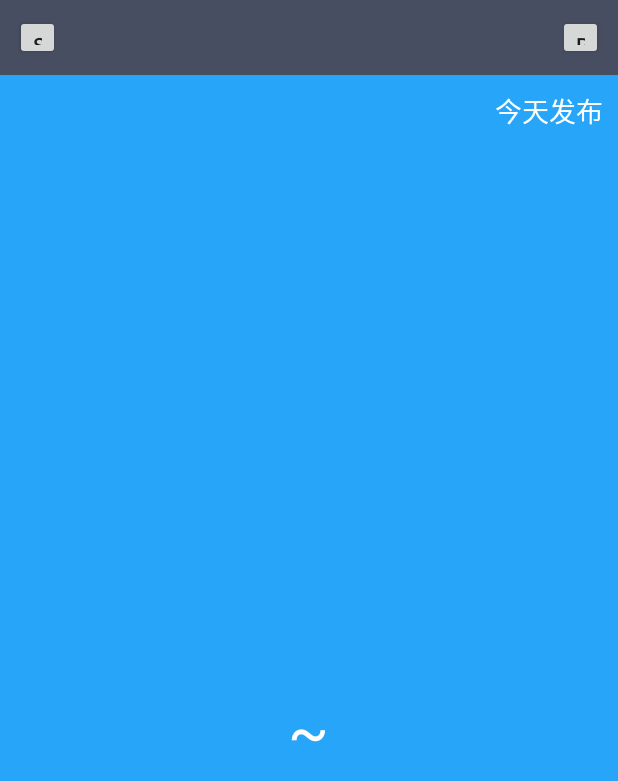
After one commit to tanaiquan/CoolWeather, an Android app: the WeatherActivity screen opened directly, with no data from a screen before it, on a phone screen of 412 x 824 dp. The commit adds this screen. Shown: the top 781 px of the screen. Run offline under Robolectric (Android 15) with nearby library versions, the phone set to English and light mode, and no system bars.

Commit message:
完成代码理解

```diff
--- a/app/src/main/AndroidManifest.xml
+++ b/app/src/main/AndroidManifest.xml
@@ -16,6 +16,9 @@
                 <category android:name="android.intent.category.LAUNCHER" />
             </intent-filter>
         </activity>
+        <activity android:name=".activity.WeatherActivity"></activity>
+        <service android:name=".service.AutoUpdateService"></service>
+        <receiver android:name=".receiver.AutoUpdateReceiver"></receiver>
     </application>
 
     <uses-permission android:name="android.permission.INTERNET" />
--- /dev/null
+++ b/app/src/main/java/com/coolweather/app/activity/WeatherActivity.java
@@ -0,0 +1,192 @@
+package com.coolweather.app.activity;
+
+import android.app.Activity;
+import android.content.Intent;
+import android.content.SharedPreferences;
+import android.os.Bundle;
+import android.preference.PreferenceManager;
+import android.text.TextUtils;
+import android.view.View;
+import android.view.Window;
+import android.widget.Button;
+import android.widget.LinearLayout;
+import android.widget.TextView;
+
+import com.coolweather.app.R;
+import com.coolweather.app.service.AutoUpdateService;
+import com.coolweather.app.util.HttpCallbackListener;
+import com.coolweather.app.util.HttpUtil;
+import com.coolweather.app.util.Utility;
+
+/**
+ * Created by tanaq on 17-7-12.
+ */
+
+public class WeatherActivity extends Activity implements View.OnClickListener {
+    private LinearLayout weatherInfoLayout;
+    /**
+     * 用于显示城市名
+     */
+    private TextView cityNameText;
+    /**
+     * 用于显示发布时间
+     */
+    private TextView publishText;
+    /**
+     * 用于显示天气描述信息
+     */
+    private TextView weatherDespText;
+    /**
+     * 用于显示气温1
+     */
+    private TextView temp1Text;
+    /**
+     * 用于显示气温2
+     */
+    private TextView temp2Text;
+    /**
+     * 用于显示当前日期
+     */
+    private TextView currentDateText;
+    /**
+     * 切换城市按钮
+     */
+    private Button switchCity;
+    /**
+     * 更新天气按钮
+     */
+    private Button refreshWeather;
+
+    @Override
+    protected void onCreate(Bundle savedInstanceState) {
+        super.onCreate(savedInstanceState);
+        requestWindowFeature(Window.FEATURE_NO_TITLE);
+        setContentView(R.layout.weather_layout);
+        // 初始化各控件
+        weatherInfoLayout = (LinearLayout) findViewById(R.id.weather_info_layout);
+        cityNameText = (TextView) findViewById(R.id.city_name);
+
+        publishText = (TextView) findViewById(R.id.publish_text);
+        weatherDespText = (TextView) findViewById(R.id.weather_desp);
+        temp1Text = (TextView) findViewById(R.id.temp1);
+        temp2Text = (TextView) findViewById(R.id.temp2);
+        currentDateText = (TextView) findViewById(R.id.current_date);
+        switchCity = (Button) findViewById(R.id.switch_city);
+        refreshWeather = (Button) findViewById(R.id.refresh_weather);
+        String countyCode = getIntent().getStringExtra("county_code");
+        if (!TextUtils.isEmpty(countyCode)) {
+            // 有县级代号时就去查询天气
+            publishText.setText("同步中...");
+            weatherInfoLayout.setVisibility(View.INVISIBLE);
+            cityNameText.setVisibility(View.INVISIBLE);
+            queryWeatherCode(countyCode);
+        } else {
+            // 没有县级代号时就直接显示本地天气
+            showWeather();
+        }
+        switchCity.setOnClickListener(this);
+        refreshWeather.setOnClickListener(this);
+    }
+
+    @Override
+    public void onClick(View v) {
+        switch (v.getId()) {
+            case R.id.switch_city:
+                Intent intent = new Intent(this, ChooseAreaActivity.class);
+                intent.putExtra("from_weather_activity", true);
+                startActivity(intent);
+                finish();
+                break;
+            case R.id.refresh_weather:
+                publishText.setText("同步中...");
+                SharedPreferences prefs = PreferenceManager.
+                        getDefaultSharedPreferences(this);
+                String weatherCode = prefs.getString("weather_code", "");
+                if (!TextUtils.isEmpty(weatherCode)) {
+                    queryWeatherInfo(weatherCode);
+                }
+                break;
+            default:
+                break;
+        }
+    }
+    /**
+     * 查询县级代号所对应的天气代号。
+     */
+    private void queryWeatherCode(String countyCode) {
+        String address = "http://www.weather.com.cn/data/list3/city" +
+                countyCode + ".xml";
+        queryFromServer(address, "countyCode");
+    }
+    /**
+     * 查询天气代号所对应的天气。
+     */
+    private void queryWeatherInfo(String weatherCode) {
+        String address = "http://www.weather.com.cn/data/cityinfo/" +
+                weatherCode + ".html";
+        queryFromServer(address, "weatherCode");
+    }
+
+    /**
+     * 根据传入的地址和类型去向服务器查询天气代号或者天气信息。
+     */
+    private void queryFromServer(final String address, final String type) {
+        HttpUtil.sendHttpRequest(address, new HttpCallbackListener() {
+            @Override
+            public void onFinish(final String response) {
+                if ("countyCode".equals(type)) {
+                    if (!TextUtils.isEmpty(response)) {
+                        // 从服务器返回的数据中解析出天气代号
+                        String[] array = response.split("\\|");
+                        if (array != null && array.length == 2) {
+                            String weatherCode = array[1];
+                            queryWeatherInfo(weatherCode);
+                        }
+                    }
+                } else if ("weatherCode".equals(type)) {
+
+                    // 处理服务器返回的天气信息
+                    Utility.handleWeatherResponse(WeatherActivity.this,
+                            response);
+                    runOnUiThread(new Runnable() {
+                        @Override
+                        public void run() {
+                            showWeather();
+                        }
+                    });
+                }
+            }
+            @Override
+            public void onError(Exception e) {
+                runOnUiThread(new Runnable() {
+                    @Override
+                    public void run() {
+                        publishText.setText("同步失败");
+                    }
+                });
+            }
+        });
+    }
+    /**
+     * 从SharedPreferences文件中读取存储的天气信息,并显示到界面上。
+     */
+    private void showWeather() {
+        SharedPreferences prefs = PreferenceManager.
+                getDefaultSharedPreferences(this);
+        cityNameText.setText( prefs.getString("city_name", ""));
+        temp1Text.setText(prefs.getString("temp1", ""));
+        temp2Text.setText(prefs.getString("temp2", ""));
+        weatherDespText.setText(prefs.getString("weather_desp", ""));
+        publishText.setText("今天" + prefs.getString("publish_time", "") + "发布");
+        currentDateText.setText(prefs.getString("current_date", ""));
+        weatherInfoLayout.setVisibility(View.VISIBLE);
+        cityNameText.setVisibility(View.VISIBLE);
+        Intent intent = new Intent(this, AutoUpdateService.class);
+        startService(intent);
+    }
+
+
+
+
+
+}
--- /dev/null
+++ b/app/src/main/res/layout/weather_layout.xml
@@ -0,0 +1,109 @@
+<?xml version="1.0" encoding="utf-8"?>
+<LinearLayout xmlns:android="http://schemas.android.com/apk/res/android"
+    android:layout_width="match_parent"
+    android:layout_height="match_parent"
+    android:orientation="vertical">
+
+    <RelativeLayout
+        android:layout_width="match_parent"
+        android:layout_height="50dp"
+        android:background="#484E61">
+        <Button
+            android:id="@+id/switch_city"
+            android:layout_width="30dp"
+            android:layout_height="30dp"
+            android:layout_centerVertical="true"
+            android:layout_marginLeft="10dp"
+            android:text="Switch" />
+        <TextView
+            android:id="@+id/city_name"
+            android:layout_width="wrap_content"
+            android:layout_height="wrap_content"
+            android:layout_centerInParent="true"
+            android:textColor="#fff"
+            android:textSize="24sp" />
+        <Button
+            android:id="@+id/refresh_weather"
+            android:layout_width="30dp"
+            android:layout_height="30dp"
+            android:layout_alignParentRight="true"
+            android:layout_centerVertical="true"
+            android:layout_marginRight="10dp"
+            android:text="Refresh" />
+    </RelativeLayout>
+
+    <RelativeLayout
+        android:layout_width="match_parent"
+        android:layout_height="0dp"
+        android:layout_weight="1"
+        android:background="#27A5F9">
+
+        <TextView
+            android:id="@+id/publish_text"
+            android:layout_width="wrap_content"
+            android:layout_height="wrap_content"
+            android:layout_alignParentRight="true"
+            android:layout_marginRight="10dp"
+            android:layout_marginTop="10dp"
+            android:textColor="#FFF"
+            android:textSize="18sp" />
+
+        <LinearLayout
+            android:id="@+id/weather_info_layout"
+            android:layout_width="wrap_content"
+            android:layout_height="wrap_content"
+            android:layout_centerInParent="true"
+            android:orientation="vertical">
+
+            <TextView
+                android:id="@+id/current_date"
+                android:layout_width="wrap_content"
+                android:layout_height="40dp"
+                android:gravity="center"
+                android:textColor="#FFF"
+                android:textSize="18sp" />
+
+            <TextView
+                android:id="@+id/weather_desp"
+                android:layout_width="wrap_content"
+                android:layout_height="60dp"
+                android:layout_gravity="center_horizontal"
+                android:gravity="center"
+                android:textColor="#FFF"
+                android:textSize="40sp" />
+
+            <LinearLayout
+                android:layout_width="wrap_content"
+                android:layout_height="60dp"
+                android:layout_gravity="center_horizontal"
+                android:orientation="horizontal">
+
+                <TextView
+                    android:id="@+id/temp1"
+                    android:layout_width="wrap_content"
+                    android:layout_height="wrap_content"
+                    android:layout_gravity="center_vertical"
+                    android:textColor="#FFF"
+                    android:textSize="40sp" />
+
+                <TextView
+                    android:layout_width="wrap_content"
+                    android:layout_height="wrap_content"
+                    android:layout_gravity="center_vertical"
+                    android:layout_marginLeft="10dp"
+                    android:layout_marginRight="10dp"
+                    android:text="~"
+                    android:textColor="#FFF"
+                    android:textSize="40sp" />
+
+                <TextView
+                    android:id="@+id/temp2"
+                    android:layout_width="wrap_content"
+                    android:layout_height="wrap_content"
+                    android:layout_gravity="center_vertical"
+                    android:textColor="#FFF"
+                    android:textSize="40sp" />
+            </LinearLayout>
+        </LinearLayout>
+    </RelativeLayout>
+</LinearLayout>
```
Also changed, not shown: app/src/main/java/com/coolweather/app/activity/ChooseAreaActivity.java (+30 -0 lines), app/src/main/java/com/coolweather/app/receiver/AutoUpdateReceiver.java (added, +22 -0 lines), app/src/main/java/com/coolweather/app/service/AutoUpdateService.java (added, +67 -0 lines), app/src/main/java/com/coolweather/app/util/Utility.java (+51 -0 lines).
